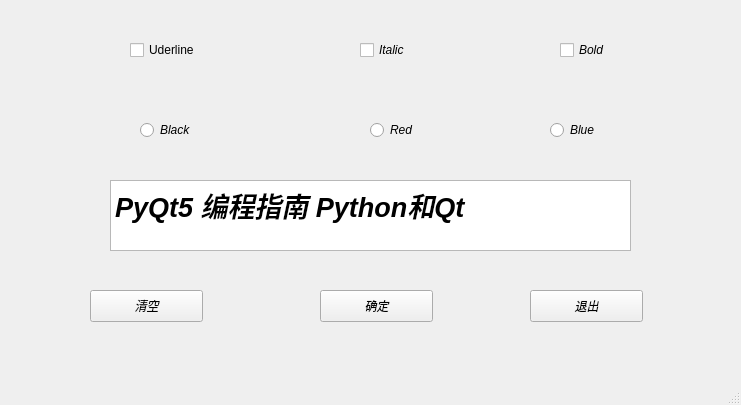
The window that 17-GUI/2-代码/Demo2_3/MainWindow.ui (hun1982qhu/CTA) describes before a commit, drawn with Qt 5.
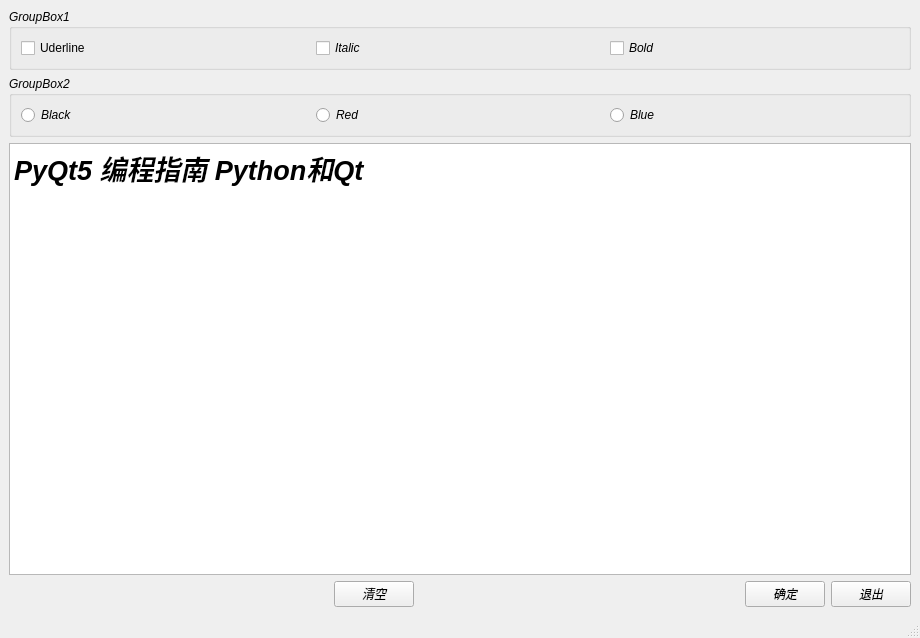
The same window after the commit.

Diff of the .ui file:
```diff
--- a/17-GUI/2-代码/Demo2_3/MainWindow.ui
+++ b/17-GUI/2-代码/Demo2_3/MainWindow.ui
@@ -6,8 +6,8 @@
    <rect>
     <x>0</x>
     <y>0</y>
-    <width>741</width>
-    <height>405</height>
+    <width>920</width>
+    <height>638</height>
    </rect>
   </property>
   <property name="font">
@@ -19,36 +19,15 @@
    <string>Demo2_3</string>
   </property>
   <widget class="QWidget" name="centralwidget">
-   <widget class="QPlainTextEdit" name="plainTextEdit">
-    <property name="geometry">
-     <rect>
-      <x>110</x>
-      <y>180</y>
-      <width>521</width>
-      <height>71</height>
-     </rect>
-    </property>
-    <property name="font">
-     <font>
-      <pointsize>20</pointsize>
-      <weight>75</weight>
-      <italic>true</italic>
-      <bold>true</bold>
-     </font>
-    </property>
-    <property name="plainText">
-     <string>PyQt5 编程指南 Python和Qt</string>
-    </property>
-   </widget>
+   <layout class="QVBoxLayout" name="verticalLayout">
+    <item>
+     <widget class="QGroupBox" name="groupBox">
+      <property name="title">
+       <string>GroupBox1</string>
+      </property>
+      <layout class="QHBoxLayout" name="horizontalLayout_3">
+       <item>
    <widget class="QCheckBox" name="chkBoxUnder">
-    <property name="geometry">
-     <rect>
-      <x>130</x>
-      <y>40</y>
-      <width>86</width>
-      <height>20</height>
-     </rect>
-    </property>
     <property name="font">
      <font>
       <weight>50</weight>
@@ -61,110 +40,121 @@
      <string>Uderline</string>
     </property>
    </widget>
-   <widget class="QRadioButton" name="radioBlack">
-    <property name="geometry">
-     <rect>
-      <x>140</x>
-      <y>120</y>
-      <width>99</width>
-      <height>20</height>
-     </rect>
-    </property>
-    <property name="text">
-     <string>Black</string>
-    </property>
-   </widget>
-   <widget class="QRadioButton" name="radioRed">
-    <property name="geometry">
-     <rect>
-      <x>370</x>
-      <y>120</y>
-      <width>99</width>
-      <height>20</height>
-     </rect>
-    </property>
-    <property name="text">
-     <string>Red</string>
-    </property>
-   </widget>
+       </item>
+       <item>
    <widget class="QCheckBox" name="chkBoxItalic">
-    <property name="geometry">
-     <rect>
-      <x>360</x>
-      <y>40</y>
-      <width>86</width>
-      <height>20</height>
-     </rect>
-    </property>
     <property name="text">
      <string>Italic</string>
     </property>
    </widget>
+       </item>
+       <item>
    <widget class="QCheckBox" name="chkBoxBold">
-    <property name="geometry">
-     <rect>
-      <x>560</x>
-      <y>40</y>
-      <width>86</width>
-      <height>20</height>
-     </rect>
-    </property>
     <property name="text">
      <string>Bold</string>
     </property>
    </widget>
+       </item>
+      </layout>
+     </widget>
+    </item>
+    <item>
+     <widget class="QGroupBox" name="groupBox_2">
+      <property name="title">
+       <string>GroupBox2</string>
+      </property>
+      <layout class="QHBoxLayout" name="horizontalLayout_4">
+       <item>
+        <widget class="QRadioButton" name="radioBlack">
+         <property name="text">
+          <string>Black</string>
+         </property>
+        </widget>
+       </item>
+       <item>
+        <widget class="QRadioButton" name="radioRed">
+         <property name="text">
+          <string>Red</string>
+         </property>
+        </widget>
+       </item>
+       <item>
    <widget class="QRadioButton" name="radioBlue">
-    <property name="geometry">
-     <rect>
-      <x>550</x>
-      <y>120</y>
-      <width>99</width>
-      <height>20</height>
-     </rect>
-    </property>
     <property name="text">
      <string>Blue</string>
     </property>
    </widget>
+       </item>
+      </layout>
+     </widget>
+    </item>
+    <item>
+     <widget class="QPlainTextEdit" name="plainTextEdit">
+      <property name="font">
+       <font>
+        <pointsize>20</pointsize>
+        <weight>75</weight>
+        <italic>true</italic>
+        <bold>true</bold>
+       </font>
+      </property>
+      <property name="plainText">
+       <string>PyQt5 编程指南 Python和Qt</string>
+      </property>
+     </widget>
+    </item>
+    <item>
+     <layout class="QHBoxLayout" name="horizontalLayout_2">
+      <item>
+       <spacer name="horizontalSpacer_2">
+        <property name="orientation">
+         <enum>Qt::Horizontal</enum>
+        </property>
+        <property name="sizeHint" stdset="0">
+         <size>
+          <width>40</width>
+          <height>20</height>
+         </size>
+        </property>
+       </spacer>
+      </item>
+      <item>
    <widget class="QPushButton" name="btnClear">
-    <property name="geometry">
-     <rect>
-      <x>90</x>
-      <y>290</y>
-      <width>113</width>
-      <height>32</height>
-     </rect>
-    </property>
     <property name="text">
      <string>清空</string>
     </property>
    </widget>
+      </item>
+      <item>
+       <spacer name="horizontalSpacer">
+        <property name="orientation">
+         <enum>Qt::Horizontal</enum>
+        </property>
+        <property name="sizeHint" stdset="0">
+         <size>
+          <width>98</width>
+          <height>20</height>
+         </size>
+        </property>
+       </spacer>
+      </item>
+      <item>
    <widget class="QPushButton" name="btnOK">
-    <property name="geometry">
-     <rect>
-      <x>320</x>
-      <y>290</y>
-      <width>113</width>
-      <height>32</height>
-     </rect>
-    </property>
     <property name="text">
      <string>确定</string>
     </property>
    </widget>
+      </item>
+      <item>
    <widget class="QPushButton" name="btnClose">
-    <property name="geometry">
-     <rect>
-      <x>530</x>
-      <y>290</y>
-      <width>113</width>
-      <height>32</height>
-     </rect>
-    </property>
     <property name="text">
      <string>退出</string>
     </property>
    </widget>
+      </item>
+     </layout>
+    </item>
+   </layout>
   </widget>
   <widget class="QMenuBar" name="menubar">
    <property name="geometry">
```
Left out of the diff: 2 changed lines with no effect on the pictures. Lines whose indentation alone changed are shown as unchanged.
